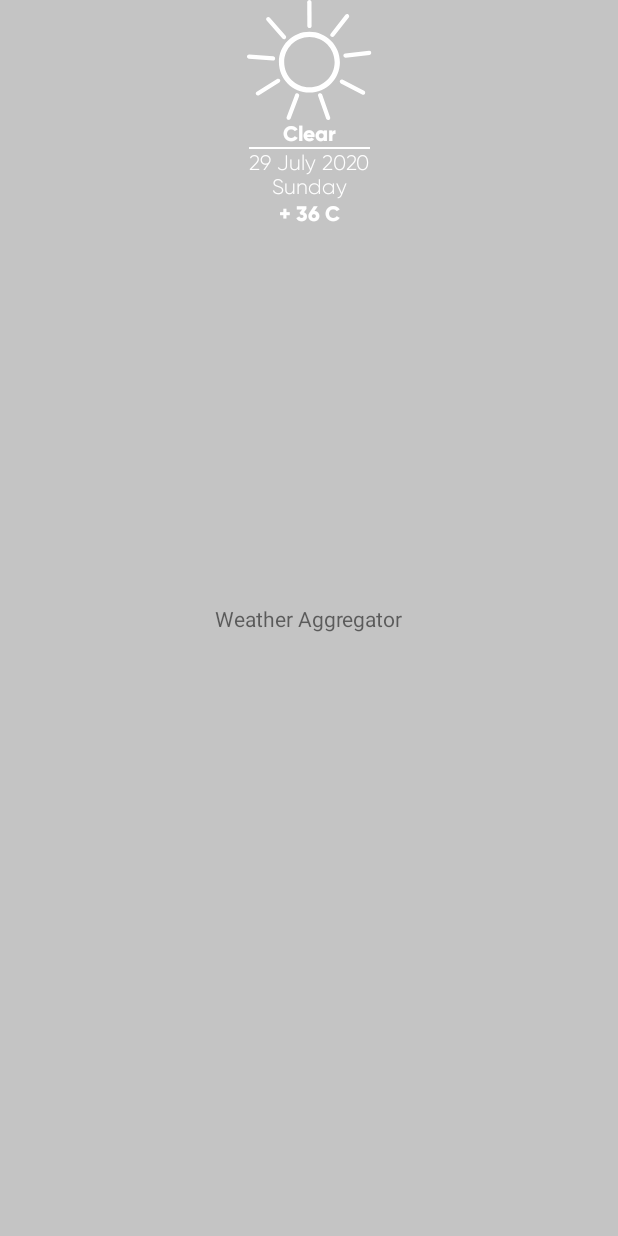
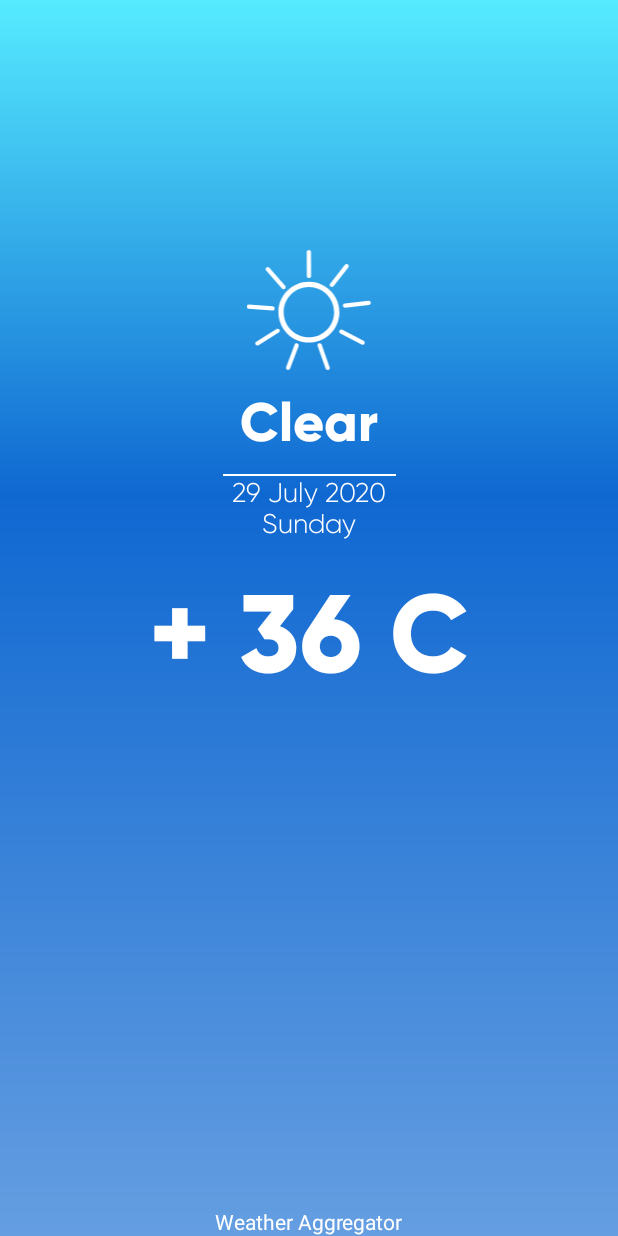
Before and after one commit to G0ncharovAA/WeatherAggregator, an Android app: the layout item_daily_weather.xml on its own in the app's theme, with its tools: preview values and no code run, on a phone screen of 412 x 824 dp. Run offline under Robolectric (Android 15) with nearby library versions, the phone set to English and light mode, and no system bars.

Commit message:
temp prefixx

```diff
--- /dev/null
+++ b/app/src/main/res/drawable/gradient_background_clear_complete.xml
@@ -0,0 +1,11 @@
+<?xml version="1.0" encoding="utf-8"?>
+<shape xmlns:android="http://schemas.android.com/apk/res/android"
+    android:shape="rectangle">
+
+    <gradient
+        android:startColor="#56EBFF"
+        android:centerColor="#0F68D1"
+        android:endColor="#659EE1"
+        android:centerY="0.4"
+        android:angle="270"/>
+</shape>
--- a/app/src/main/res/layout/item_daily_weather.xml
+++ b/app/src/main/res/layout/item_daily_weather.xml
@@ -21,27 +21,36 @@
     <androidx.constraintlayout.widget.ConstraintLayout
         android:layout_width="match_parent"
         android:layout_height="match_parent"
-        android:background="@color/cardview_shadow_start_color">
+        android:background="@drawable/gradient_background_clear_complete">
 
         <ImageView
             android:id="@+id/image_sky_conclusion"
-            android:layout_width="wrap_content"
+            android:layout_width="120dp"
             android:layout_height="wrap_content"
+            android:layout_marginBottom="12dp"
             android:contentDescription="@string/an_image_of_sky_status"
+            app:layout_constraintBottom_toTopOf="@+id/text_sky_conclusion"
             app:layout_constraintEnd_toEndOf="parent"
             app:layout_constraintStart_toStartOf="parent"
             app:layout_constraintTop_toTopOf="parent"
+            app:layout_constraintVertical_bias="0.35"
+            app:layout_constraintVertical_chainStyle="packed"
+            app:skyIcon="@{dailyWeatherVo.conclusion.sky}"
             tools:src="@drawable/ic_clear" />
 
         <TextView
-            android:id="@+id/text_conclusion"
+            android:id="@+id/text_sky_conclusion"
             android:layout_width="wrap_content"
             android:layout_height="wrap_content"
+            android:layout_marginBottom="12dp"
             android:fontFamily="@font/gilroy_bold"
             android:textColor="@color/main_font_color"
+            android:textSize="36sp"
+            app:layout_constraintBottom_toTopOf="@+id/divider_first"
             app:layout_constraintEnd_toEndOf="parent"
             app:layout_constraintStart_toStartOf="parent"
-            app:layout_constraintTop_toBottomOf="@id/image_sky_conclusion"
+            app:layout_constraintTop_toBottomOf="@+id/image_sky_conclusion"
+            app:skyText="@{dailyWeatherVo.conclusion.sky}"
             tools:text="Clear" />
 
         <View
@@ -49,41 +58,54 @@
             android:layout_width="0dp"
             android:layout_height="1dp"
             android:background="@color/main_font_color"
+            app:layout_constraintBottom_toTopOf="@+id/text_date"
             app:layout_constraintEnd_toEndOf="@id/text_date"
             app:layout_constraintStart_toStartOf="@id/text_date"
-            app:layout_constraintTop_toBottomOf="@id/text_conclusion" />
+            app:layout_constraintTop_toBottomOf="@+id/text_sky_conclusion" />
 
         <TextView
             android:id="@+id/text_date"
             android:layout_width="wrap_content"
             android:layout_height="wrap_content"
+            android:layout_marginBottom="16dp"
             android:fontFamily="@font/gilroy_light"
+            android:paddingStart="6dp"
+            android:paddingEnd="6dp"
+            android:text="@{dailyWeatherVo.date}"
             android:textAlignment="center"
             android:textColor="@color/main_font_color"
+            android:textSize="18sp"
+            app:layout_constraintBottom_toTopOf="@+id/text_temp"
             app:layout_constraintEnd_toEndOf="parent"
             app:layout_constraintStart_toStartOf="parent"
-            app:layout_constraintTop_toBottomOf="@id/divider_first"
+            app:layout_constraintTop_toBottomOf="@+id/divider_first"
             tools:text="29 July 2020\nSunday" />
 
         <TextView
             android:id="@+id/text_temp"
             android:layout_width="wrap_content"
             android:layout_height="wrap_content"
+            android:layout_marginBottom="12dp"
             android:fontFamily="@font/gilroy_bold"
             android:textColor="@color/main_font_color"
+            android:textSize="73sp"
+            app:layout_constraintBottom_toTopOf="@+id/divider_second"
             app:layout_constraintEnd_toEndOf="parent"
             app:layout_constraintStart_toStartOf="parent"
-            app:layout_constraintTop_toBottomOf="@id/text_date"
+            app:layout_constraintTop_toBottomOf="@+id/text_date"
+            app:temp="@{dailyWeatherVo.conclusion.temp}"
             tools:text="+ 36 C" />
 
         <View
             android:id="@+id/divider_second"
             android:layout_width="0dp"
             android:layout_height="1dp"
+            android:layout_marginBottom="16dp"
             android:background="@color/main_font_color"
+            app:layout_constraintBottom_toTopOf="@+id/recycler_detailed"
             app:layout_constraintEnd_toEndOf="@id/recycler_detailed"
             app:layout_constraintStart_toStartOf="@id/recycler_detailed"
-            app:layout_constraintTop_toBottomOf="@id/text_temp" />
+            app:layout_constraintTop_toBottomOf="@+id/text_temp" />
 
         <androidx.recyclerview.widget.RecyclerView
             android:id="@+id/recycler_detailed"
@@ -91,9 +113,10 @@
             android:layout_height="wrap_content"
             android:orientation="vertical"
             app:layoutManager="androidx.recyclerview.widget.GridLayoutManager"
+            app:layout_constraintBottom_toTopOf="@+id/divider_third"
             app:layout_constraintEnd_toEndOf="parent"
             app:layout_constraintStart_toStartOf="parent"
-            app:layout_constraintTop_toBottomOf="@id/divider_second"
+            app:layout_constraintTop_toBottomOf="@+id/divider_second"
             app:spanCount="2"
             tools:itemCount="4"
             tools:listitem="@layout/item_detailed_weather" />
@@ -102,21 +125,23 @@
             android:id="@+id/divider_third"
             android:layout_width="0dp"
             android:layout_height="1dp"
+            android:layout_marginTop="16dp"
             android:background="@color/main_font_color"
+            app:layout_constraintBottom_toBottomOf="parent"
             app:layout_constraintEnd_toEndOf="@id/recycler_detailed"
             app:layout_constraintStart_toStartOf="@id/recycler_detailed"
-            app:layout_constraintTop_toBottomOf="@id/recycler_detailed" />
+            app:layout_constraintTop_toBottomOf="@+id/recycler_detailed" />
 
         <TextView
             android:id="@+id/item_text"
             android:layout_width="wrap_content"
             android:layout_height="wrap_content"
             android:text="@string/app_name"
+            android:textColor="@color/main_font_color"
             app:itemTextData="@{dailyWeatherVo}"
             app:layout_constraintBottom_toBottomOf="parent"
             app:layout_constraintEnd_toEndOf="parent"
-            app:layout_constraintStart_toStartOf="parent"
-            app:layout_constraintTop_toTopOf="parent" />
+            app:layout_constraintStart_toStartOf="parent" />
 
     </androidx.constraintlayout.widget.ConstraintLayout>
 </layout>
--- a/app/src/main/res/values/colors.xml
+++ b/app/src/main/res/values/colors.xml
@@ -5,4 +5,9 @@
     <color name="colorAccent">#03DAC5</color>
 
     <color name="main_font_color">@android:color/white</color>
+
+    <color name="background_clear_color">#FF8A00</color>
+    <color name="background_clouds_color">#0F68D1</color>
+    <color name="background_rain_color">#8EA4A9</color>
+    <color name="background_snow_color">#A2C3D6</color>
 </resources>
--- a/app/src/main/res/values/strings.xml
+++ b/app/src/main/res/values/strings.xml
@@ -16,4 +16,5 @@
     <string name="error_permission">Necessary permissions are not granted</string>
     <string name="error_unknown">Unknown error. Please try again later</string>
     <string name="error_ok">Try again</string>
+    <string name="temp_pattern">%1$s C</string>
 </resources>
```
Also changed, not shown: app/src/main/java/ru/gonchar17narod/weatheraggregator/business/extensions/FormatUtils.kt (+5 -4 lines), app/src/main/java/ru/gonchar17narod/weatheraggregator/view/extensions/BindingAdapters.kt (+38 -6 lines), app/src/main/java/ru/gonchar17narod/weatheraggregator/view/extensions/Utils.kt (+21 -0 lines), app/src/main/java/ru/gonchar17narod/weatheraggregator/view/extensions/VoConverters.kt (+1 -9 lines), app/src/main/res/drawable/gradient_background_clouds.xml (added, +7 -0 lines), app/src/main/res/drawable/gradient_header_clear.xml (added, +7 -0 lines), app/src/main/res/layout/item_detailed_weather.xml (+10 -4 lines), 1 other file.
